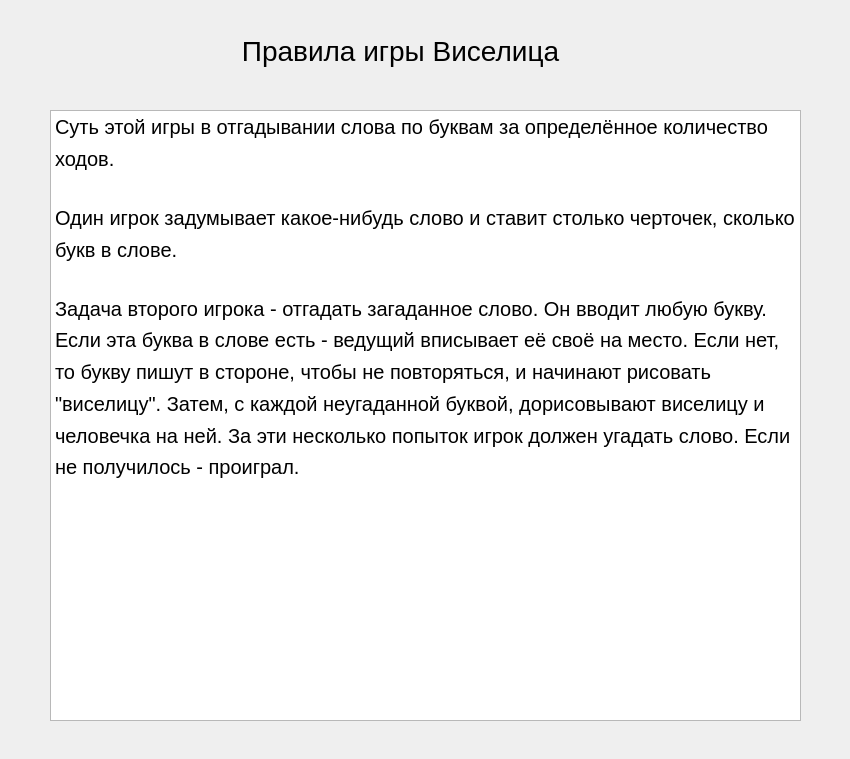
This is windows/rules.ui in IEgor83/PyQt-game-the-gallows as Qt 5 draws it before an edit. The edited form follows.
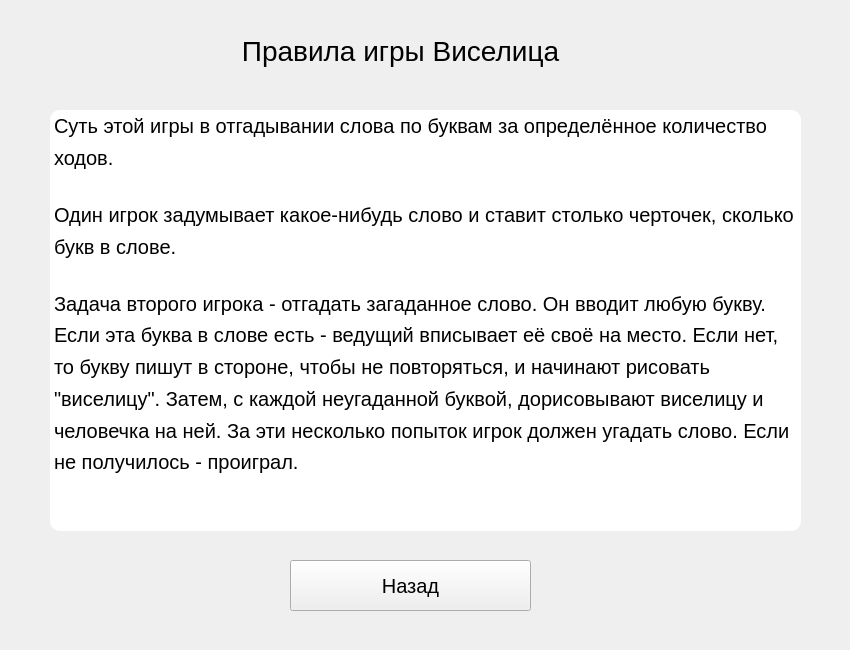
This is the edited form. Icons and pictures are not drawn.

Diff of the .ui file:
```diff
--- a/windows/rules.ui
+++ b/windows/rules.ui
@@ -7,12 +7,15 @@
     <x>0</x>
     <y>0</y>
     <width>850</width>
-    <height>759</height>
+    <height>650</height>
    </rect>
   </property>
   <property name="windowTitle">
    <string>Form</string>
   </property>
+  <property name="styleSheet">
+   <string notr="true">#Form{border-image:url(C:/Users/Dell/PycharmProjects/PyQt-game-the-gallows/images/1579273115_39-83.jpg)}</string>
+  </property>
   <widget class="QLabel" name="label">
    <property name="geometry">
     <rect>
@@ -35,19 +38,26 @@
    </property>
   </widget>
   <widget class="QTextEdit" name="textEdit">
+   <property name="enabled">
+    <bool>false</bool>
+   </property>
    <property name="geometry">
     <rect>
      <x>50</x>
      <y>110</y>
      <width>751</width>
-     <height>611</height>
+     <height>421</height>
     </rect>
    </property>
+   <property name="styleSheet">
+    <string notr="true">border-radius: 10px;
+background-color: rgb(255, 255, 255);</string>
+   </property>
    <property name="html">
     <string>&lt;!DOCTYPE HTML PUBLIC &quot;-//W3C//DTD HTML 4.0//EN&quot; &quot;http://www.w3.org/TR/REC-html40/strict.dtd&quot;&gt;
 &lt;html&gt;&lt;head&gt;&lt;meta name=&quot;qrichtext&quot; content=&quot;1&quot; /&gt;&lt;style type=&quot;text/css&quot;&gt;
 p, li { white-space: pre-wrap; }
-&lt;/style&gt;&lt;/head&gt;&lt;body style=&quot; font-family:'MS Shell Dlg 2'; font-size:7.8pt; font-weight:400; font-style:normal;&quot;&gt;
+&lt;/style&gt;&lt;/head&gt;&lt;body style=&quot; font-family:'MS Shell Dlg 2'; font-size:6.6pt; font-weight:400; font-style:normal;&quot;&gt;
 &lt;p style=&quot; margin-top:0px; margin-bottom:0px; margin-left:0px; margin-right:0px; -qt-block-indent:0; text-indent:0px; line-height:138%; background-color:transparent;&quot;&gt;&lt;a name=&quot;docs-internal-guid-ff8a614a-7fff-fe9c-97fa-9caf2466929d&quot;&gt;&lt;/a&gt;&lt;span style=&quot; font-family:'JetBrains Mono,monospace'; font-size:15pt; color:#000000;&quot;&gt;С&lt;/span&gt;&lt;span style=&quot; font-family:'JetBrains Mono,monospace'; font-size:15pt; color:#000000;&quot;&gt;уть этой игры в отгадывании слова по буквам за определённое количество ходов.&lt;/span&gt;&lt;/p&gt;
 &lt;p style=&quot; margin-top:0px; margin-bottom:0px; margin-left:0px; margin-right:0px; -qt-block-indent:0; text-indent:0px;&quot;&gt;&lt;span style=&quot; font-size:8pt;&quot;&gt;&lt;br /&gt;&lt;/span&gt;&lt;/p&gt;
 &lt;p style=&quot; margin-top:0px; margin-bottom:0px; margin-left:0px; margin-right:0px; -qt-block-indent:0; text-indent:0px; line-height:138%;&quot;&gt;&lt;span style=&quot; font-family:'JetBrains Mono,monospace'; font-size:15pt; color:#000000; background-color:transparent;&quot;&gt;Один игрок задумывает какое-нибудь слово и ставит столько черточек, сколько букв в слове.&lt;/span&gt;&lt;/p&gt;
@@ -56,6 +66,24 @@
 &lt;p style=&quot; margin-top:0px; margin-bottom:0px; margin-left:0px; margin-right:0px; -qt-block-indent:0; text-indent:0px;&quot;&gt;&lt;span style=&quot; font-size:8pt;&quot;&gt;&lt;br /&gt;&lt;/span&gt;&lt;/p&gt;&lt;/body&gt;&lt;/html&gt;</string>
    </property>
   </widget>
+  <widget class="QPushButton" name="pushButton">
+   <property name="geometry">
+    <rect>
+     <x>290</x>
+     <y>560</y>
+     <width>241</width>
+     <height>51</height>
+    </rect>
+   </property>
+   <property name="font">
+    <font>
+     <pointsize>15</pointsize>
+    </font>
+   </property>
+   <property name="text">
+    <string>Назад</string>
+   </property>
+  </widget>
  </widget>
  <resources/>
  <connections/>
```
